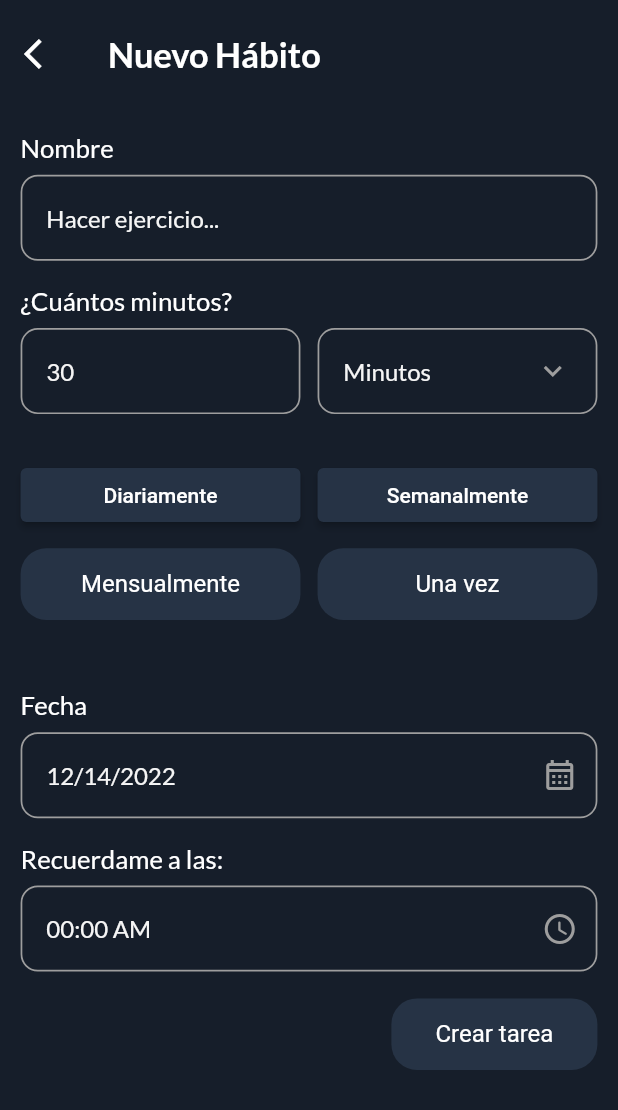
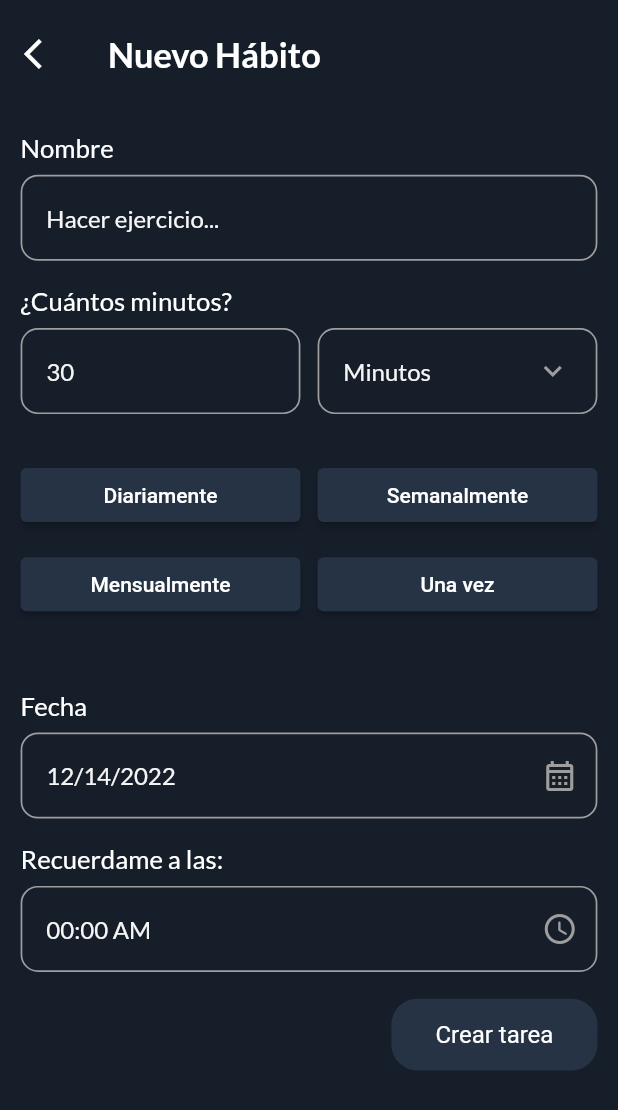
Before and after one commit to DanielM0802/smart_routine, a Flutter app: the screen it shows after launch, after a tap on "+ Crear tarea", on a phone screen of 412 x 824 dp. Shown: the top 1110 px of the screen. Run offline on Flutter 3.47's test engine with Material 2 defaults, Android fonts, the phone set to English and light mode, and no system bars; drawn by our look-alikes of dropdown_button2; our stand-ins replace date_picker_timeline, flutter_local_notifications, flutter_native_timezone, flutter_screenutil, get, get_storage and 3 more; accounts and stored records are empty.

Commit message:
correcion en botones de mensualmente y una vez

```diff
--- a/lib/views/screens/add_task_screen.dart
+++ b/lib/views/screens/add_task_screen.dart
@@ -154,17 +154,36 @@ class AddTaskScreen extends StatelessWidget {
                     ),
                     Row(children: [
                       Expanded(
-                          child: Button(
-                              label: 'Mensualmente',
-                              onTap: (() => _addTaskController
-                                  .updateSelectedRepeat("Monthly")))),
+                        child: ElevatedButton(
+                          onPressed: () => {
+                            selected = "Monthly",
+                            _addTaskController.updateSelectedRepeat("Monthly")
+                          },
+                          child: Text("Mensualmente"),
+                          style: ElevatedButton.styleFrom(
+                            backgroundColor: selected == "Monthly"
+                                ? selectedColor
+                                : primaryColor,
+                          ),
+                        ),
+                      ),
                       SizedBox(
                         width: 10.w,
                       ),
                       Expanded(
-                          child: Button(
-                              label: 'Una vez',
-                              onTap: (() => _validateTask()))),
+                        child: ElevatedButton(
+                          onPressed: () => {
+                            selected = "unaVez",
+                            _addTaskController.updateSelectedRepeat("unaVez")
+                          },
+                          child: Text("Una vez"),
+                          style: ElevatedButton.styleFrom(
+                            backgroundColor: selected == "unaVez"
+                                ? selectedColor
+                                : primaryColor,
+                          ),
+                        ),
+                      ),
                     ]),
                   ],
                 ),
```
